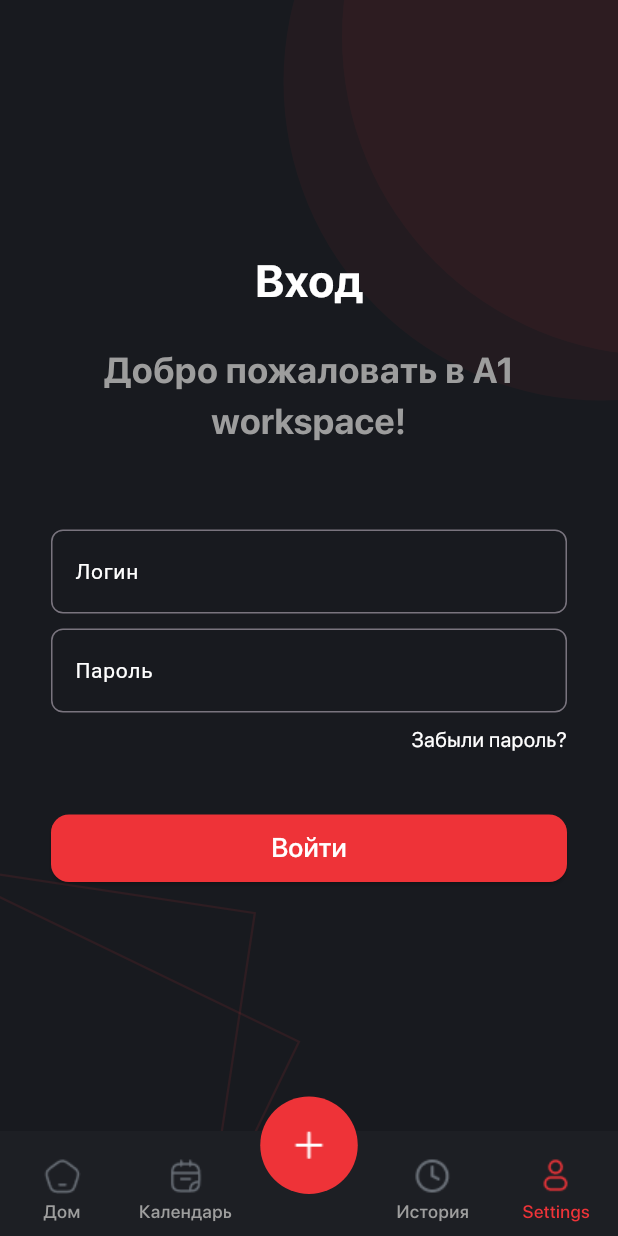
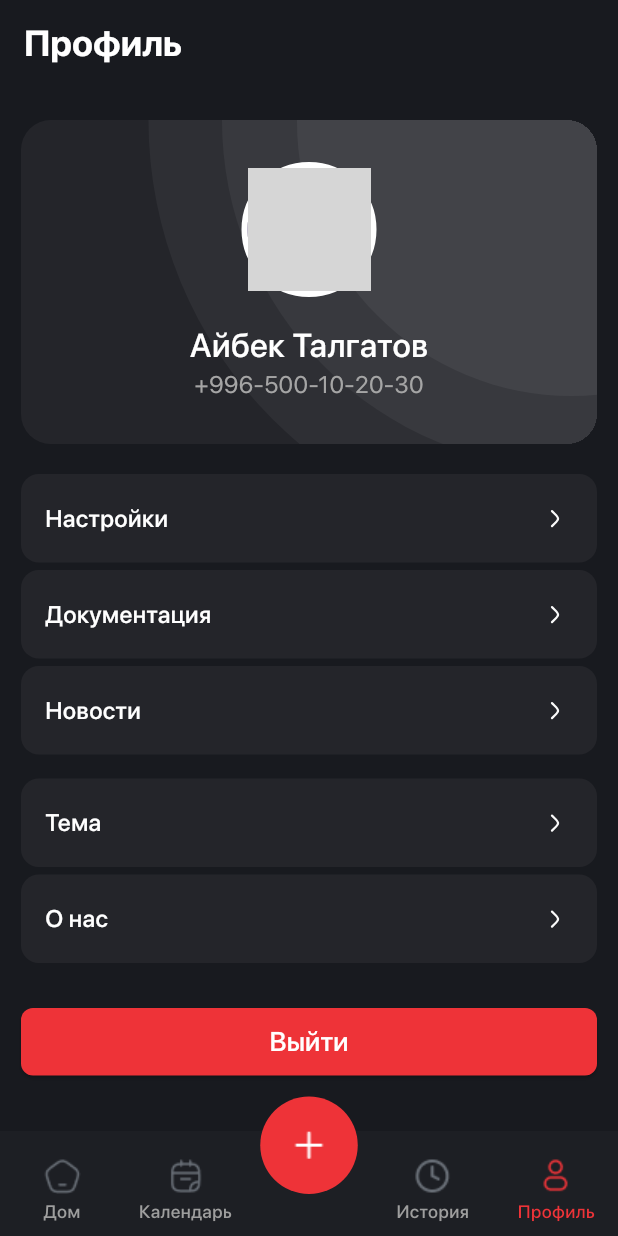
Before and after one commit to rahimov27/a1_workspace, a Flutter app: the screen it shows after launch, item 5 of the bottom bar chosen, on a phone screen of 412 x 824 dp. Run offline on Flutter 3.47's test engine with Material 3 defaults, Android fonts, the phone set to English and light mode, and no system bars; drawn by our look-alikes of persistent_bottom_nav_bar; our stand-ins replace flutter_svg; network calls fail; Roboto replaces fonts that are missing (sf-regualr); grey boxes are pictures that could not be loaded.

Commit message:
profile page added profile styles

```diff
--- /dev/null
+++ b/lib/features/profile/presentation/pages/profile_page.dart
@@ -0,0 +1,64 @@
+import 'package:a1_workspace/features/login/presentation/widgets/app_button_w_idget.dart';
+import 'package:a1_workspace/features/profile/presentation/widgets/profile_card_widget.dart';
+import 'package:a1_workspace/features/profile/presentation/widgets/profile_unit_card_widget.dart';
+import 'package:a1_workspace/shared/core/styles/app_colors.dart';
+import 'package:flutter/material.dart';
+
+class ProfilePage extends StatelessWidget {
+  const ProfilePage({super.key});
+
+  @override
+  Widget build(BuildContext context) {
+    return Scaffold(
+      appBar: AppBar(
+        centerTitle: false,
+        title: const Text(
+          "Профиль",
+          style: TextStyle(
+            fontSize: 24,
+            fontFamily: "sf",
+            color: AppColors.mainWhite,
+          ),
+        ),
+      ),
+      body: const SafeArea(
+        child: Padding(
+          padding: EdgeInsets.symmetric(horizontal: 14),
+          child: SingleChildScrollView(
+            child: Column(
+              children: [
+                SizedBox(height: 24),
+                ProfileCardWidget(),
+                SizedBox(height: 20),
+                ProfileUnitCardWidget(
+                  text: "Настройки",
+                ),
+                SizedBox(height: 5),
+                ProfileUnitCardWidget(
+                  text: "Документация",
+                ),
+                SizedBox(height: 5),
+                ProfileUnitCardWidget(
+                  text: "Новости",
+                ),
+                SizedBox(height: 16),
+                ProfileUnitCardWidget(
+                  text: "Тема",
+                ),
+                SizedBox(height: 5),
+                ProfileUnitCardWidget(
+                  text: "О нас",
+                ),
+                SizedBox(height: 30),
+                AppButtonWidget(
+                  text: "Выйти",
+                  borderRadius: 8,
+                )
+              ],
+            ),
+          ),
+        ),
+      ),
+    );
+  }
+}
--- /dev/null
+++ b/lib/features/profile/presentation/widgets/profile_card_widget.dart
@@ -0,0 +1,89 @@
+import 'package:a1_workspace/shared/core/styles/app_colors.dart';
+import 'package:flutter/material.dart';
+
+class ProfileCardWidget extends StatelessWidget {
+  const ProfileCardWidget({
+    super.key,
+  });
+
+  @override
+  Widget build(BuildContext context) {
+    return Container(
+      width: double.infinity,
+      decoration: BoxDecoration(
+        borderRadius: BorderRadius.circular(20),
+        color: AppColors.mainGrey,
+      ),
+      clipBehavior: Clip.hardEdge,
+      child: Stack(
+        children: [
+          const Positioned(
+            left: 85,
+            top: -282,
+            child: CircleAvatar(
+              radius: 282,
+              backgroundColor: Color(0xff2E2F34),
+            ),
+          ),
+          const Positioned(
+            left: 134,
+            top: -232,
+            child: CircleAvatar(
+              radius: 232,
+              backgroundColor: Color(0xff38393E),
+            ),
+          ),
+          const Positioned(
+            left: 184,
+            top: -182,
+            child: CircleAvatar(
+              radius: 183,
+              backgroundColor: Color(0xff424348),
+            ),
+          ),
+          Padding(
+            padding: const EdgeInsets.symmetric(vertical: 28),
+            child: Column(
+              mainAxisAlignment: MainAxisAlignment.center,
+              children: [
+                Center(
+                  child: Container(
+                    width: 90,
+                    height: 90,
+                    decoration: BoxDecoration(
+                      shape: BoxShape.circle,
+                      border: Border.all(
+                        color: AppColors.mainWhite,
+                        width: 4.0,
+                      ),
+                    ),
+                    child: const CircleAvatar(
+                      radius: 45,
+                      backgroundImage: NetworkImage(
+                          "https://t3.ftcdn.net/jpg/02/43/12/34/360_F_243123463_zTooub557xEWABDLk0jJklDyLSGl2jrr.jpg"),
+                    ),
+                  ),
+                ),
+                const SizedBox(height: 16),
+                const Text(
+                  "Айбек Талгатов",
+                  style: TextStyle(
+                      fontSize: 22,
+                      fontFamily: "sf-medium",
+                      color: AppColors.mainWhite),
+                ),
+                const Text(
+                  "+996-500-10-20-30",
+                  style: TextStyle(
+                      fontSize: 16,
+                      fontFamily: "sf-regular",
+                      color: AppColors.greyHomeCard),
+                )
+              ],
+            ),
+          ),
+        ],
+      ),
+    );
+  }
+}
--- /dev/null
+++ b/lib/features/profile/presentation/widgets/profile_unit_card_widget.dart
@@ -0,0 +1,33 @@
+import 'package:a1_workspace/shared/core/styles/app_colors.dart';
+import 'package:flutter/material.dart';
+import 'package:flutter_svg/svg.dart';
+
+class ProfileUnitCardWidget extends StatelessWidget {
+  final String text;
+  const ProfileUnitCardWidget({super.key, required this.text});
+
+  @override
+  Widget build(BuildContext context) {
+    return Container(
+      width: double.infinity,
+      decoration: BoxDecoration(
+          borderRadius: BorderRadius.circular(12), color: AppColors.mainGrey),
+      child: Padding(
+        padding: const EdgeInsets.symmetric(vertical: 17, horizontal: 16),
+        child: Row(
+          children: [
+            Text(
+              text,
+              style: const TextStyle(
+                  fontSize: 16,
+                  fontFamily: "sf-medium",
+                  color: AppColors.mainWhite),
+            ),
+            const Spacer(),
+            SvgPicture.asset("assets/svg/arrow-right.svg")
+          ],
+        ),
+      ),
+    );
+  }
+}
--- a/lib/main.dart
+++ b/lib/main.dart
@@ -1,5 +1,5 @@
 import 'package:a1_workspace/features/home/presentation/pages/home_page.dart';
-import 'package:a1_workspace/features/login/presentation/pages/login_page.dart';
+import 'package:a1_workspace/features/profile/presentation/pages/profile_page.dart';
 import 'package:a1_workspace/features/service/presentation/pages/service_page.dart';
 import 'package:a1_workspace/shared/core/styles/app_colors.dart';
 import 'package:a1_workspace/shared/theme/theme.dart';
@@ -43,7 +43,7 @@
       const HomePage(),
       const ServicePage(),
       const HomePage(),
-      const LoginPage(),
+      const ProfilePage(),
     ];
   }
 
@@ -122,7 +122,7 @@
           padding: const EdgeInsets.only(top: 10),
           child: Image.asset("assets/svg/profile-inactive.png"),
         ),
-        title: "Settings",
+        title: "Профиль",
         activeColorPrimary: AppColors.mainRed,
         inactiveColorPrimary: Colors.grey,
       ),
```
Also changed, not shown: assets/svg/arrow-right.svg (added).
